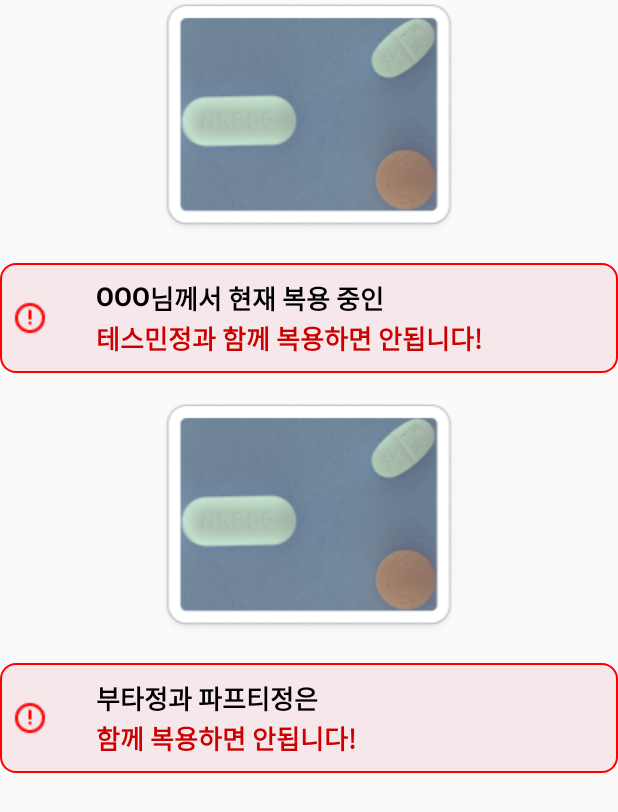
After one commit to medi4me/frontend_medi, an Android app: the layout fragment_bottom_sheet3.xml on its own in the app's theme, with its tools: preview values and no code run, on a phone screen of 412 x 824 dp. The commit adds this screen. Shown: the top 812 px of the screen. Run offline under Robolectric (Android 15) with nearby library versions, the phone set to English and light mode, and no system bars.

Commit message:
FEAT:BottomSheetDialog 추가(정보 더 알아보기, 약물 조합 확인하기 클릭 시)

```diff
--- a/app/src/main/java/com/example/mediforme/search/BottomSheetFragment.kt
+++ b/app/src/main/java/com/example/mediforme/search/BottomSheetFragment.kt
@@ -67,3 +67,22 @@ class BottomSheetFragment : BottomSheetDialogFragment() {
         }
     }
 }
+
+class BottomSheetFragment2 : BottomSheetDialogFragment() {
+    override fun onCreateView(
+        inflater: LayoutInflater, container: ViewGroup?,
+        savedInstanceState: Bundle?
+    ): View? {
+        return inflater.inflate(R.layout.fragment_bottom_sheet2, container, false)
+    }
+}
+
+// BottomSheetFragment3.kt
+class BottomSheetFragment3 : BottomSheetDialogFragment() {
+    override fun onCreateView(
+        inflater: LayoutInflater, container: ViewGroup?,
+        savedInstanceState: Bundle?
+    ): View? {
+        return inflater.inflate(R.layout.fragment_bottom_sheet3, container, false)
+    }
+}
--- a/app/src/main/java/com/example/mediforme/search/SearchResultActivity.kt
+++ b/app/src/main/java/com/example/mediforme/search/SearchResultActivity.kt
@@ -47,6 +47,16 @@ class SearchResultActivity : AppCompatActivity() {
             bottomSheetFragment.show(supportFragmentManager, "BottomSheetDialog")
         }
 
+        val bottomSheetFragment2 = BottomSheetFragment2()
+        binding.moreInfoTv.setOnClickListener {
+            bottomSheetFragment2.show(supportFragmentManager, "BottomSheetDialog2")
+        }
+
+        val bottomSheetFragment3 = BottomSheetFragment3()
+        binding.checkCombinationButton.setOnClickListener {
+            bottomSheetFragment3.show(supportFragmentManager, "BottomSheetDialog2")
+        }
+
         binding.backButton.setOnClickListener {
             // 뒤로가기 버튼 클릭 시 이전 프래그먼트로 돌아감
             onBackPressed()
--- /dev/null
+++ b/app/src/main/res/layout/fragment_bottom_sheet2.xml
@@ -0,0 +1,21 @@
+<?xml version="1.0" encoding="utf-8"?>
+<RelativeLayout xmlns:android="http://schemas.android.com/apk/res/android"
+    xmlns:app="http://schemas.android.com/apk/res-auto"
+    xmlns:tools="http://schemas.android.com/tools"
+    android:layout_width="match_parent"
+    android:layout_height="match_parent"
+    tools:context=".MainActivity">
+
+    <com.google.android.material.tabs.TabLayout
+        android:id="@+id/tab_layout"
+        android:layout_width="match_parent"
+        android:layout_height="wrap_content"
+        app:tabGravity="fill"
+        app:tabMode="fixed" />
+
+    <androidx.viewpager2.widget.ViewPager2
+        android:id="@+id/view_pager"
+        android:layout_width="match_parent"
+        android:layout_height="match_parent"
+        android:layout_below="@id/tab_layout" />
+</RelativeLayout>
--- /dev/null
+++ b/app/src/main/res/layout/fragment_bottom_sheet3.xml
@@ -0,0 +1,136 @@
+<?xml version="1.0" encoding="utf-8"?>
+<androidx.constraintlayout.widget.ConstraintLayout xmlns:android="http://schemas.android.com/apk/res/android"
+    xmlns:app="http://schemas.android.com/apk/res-auto"
+    xmlns:tools="http://schemas.android.com/tools"
+    android:layout_width="match_parent"
+    android:layout_height="match_parent">
+
+    <ImageView
+        android:id="@+id/imageView"
+        android:layout_width="match_parent"
+        android:layout_height="wrap_content"
+        android:src="@drawable/search_ex"
+        app:layout_constraintEnd_toEndOf="parent"
+        app:layout_constraintStart_toStartOf="parent"
+        app:layout_constraintTop_toTopOf="parent" />
+
+    <androidx.constraintlayout.widget.ConstraintLayout
+        android:id="@+id/warning_box_1"
+        android:layout_width="0dp"
+        android:layout_height="wrap_content"
+        android:layout_marginTop="18dp"
+        android:background="@drawable/rounded_red_background"
+        app:layout_constraintEnd_toEndOf="parent"
+        app:layout_constraintStart_toStartOf="parent"
+        app:layout_constraintTop_toBottomOf="@+id/imageView">
+
+        <ImageView
+            android:id="@+id/warning_icon_1"
+            android:layout_width="wrap_content"
+            android:layout_height="wrap_content"
+            android:layout_marginStart="8dp"
+            android:layout_marginTop="8dp"
+            android:layout_marginBottom="8dp"
+            android:src="@drawable/ic_alert_circle"
+            app:layout_constraintBottom_toBottomOf="parent"
+            app:layout_constraintStart_toStartOf="parent"
+            app:layout_constraintTop_toTopOf="parent" />
+
+        <TextView
+            android:id="@+id/warning_name_tv"
+            android:layout_width="wrap_content"
+            android:layout_height="wrap_content"
+            android:layout_marginStart="32dp"
+            android:layout_marginTop="10dp"
+            android:text="OOO"
+            android:textColor="@android:color/black"
+            android:textSize="17sp"
+            android:textStyle="bold"
+            app:layout_constraintStart_toEndOf="@id/warning_icon_1"
+            app:layout_constraintTop_toTopOf="parent" />
+
+        <TextView
+            android:id="@+id/warning_black_1_tv"
+            android:layout_width="wrap_content"
+            android:layout_height="wrap_content"
+            android:text="님께서 현재 복용 중인"
+            android:textColor="@android:color/black"
+            android:textSize="17sp"
+            android:textStyle="bold"
+            app:layout_constraintStart_toEndOf="@+id/warning_name_tv"
+            app:layout_constraintTop_toTopOf="@id/warning_name_tv" />
+
+        <TextView
+            android:id="@+id/warning_red_1_tv"
+            android:layout_width="wrap_content"
+            android:layout_height="wrap_content"
+            android:layout_marginBottom="10dp"
+            android:text="테스민정과 함께 복용하면 안됩니다!"
+            android:textColor="@android:color/holo_red_dark"
+            android:textSize="17sp"
+            android:textStyle="bold"
+            app:layout_constraintBottom_toBottomOf="@id/warning_box_1"
+            app:layout_constraintStart_toStartOf="@+id/warning_name_tv"
+            app:layout_constraintTop_toBottomOf="@+id/warning_black_1_tv" />
+    </androidx.constraintlayout.widget.ConstraintLayout>
+
+    <ImageView
+        android:id="@+id/imageView2"
+        android:layout_width="match_parent"
+        android:layout_height="wrap_content"
+        android:src="@drawable/search_ex"
+        android:layout_marginTop="18dp"
+        app:layout_constraintEnd_toEndOf="parent"
+        app:layout_constraintStart_toStartOf="parent"
+        app:layout_constraintTop_toBottomOf="@+id/warning_box_1" />
+
+    <androidx.constraintlayout.widget.ConstraintLayout
+        android:id="@+id/warning_box_2"
+        android:layout_width="0dp"
+        android:layout_height="wrap_content"
+        android:layout_marginTop="18dp"
+        android:background="@drawable/rounded_red_background"
+        app:layout_constraintEnd_toEndOf="parent"
+        app:layout_constraintStart_toStartOf="parent"
+        app:layout_constraintTop_toBottomOf="@+id/imageView2">
+
+        <ImageView
+            android:id="@+id/warning_icon_2"
+            android:layout_width="wrap_content"
+            android:layout_height="wrap_content"
+            android:layout_marginStart="8dp"
+            android:layout_marginTop="8dp"
+            android:layout_marginBottom="8dp"
+            android:src="@drawable/ic_alert_circle"
+            app:layout_constraintStart_toStartOf="parent"
+            app:layout_constraintTop_toTopOf="parent"
+            app:layout_constraintBottom_toBottomOf="parent" />
+
+        <TextView
+            android:id="@+id/warning_text_black_2"
+            android:layout_width="wrap_content"
+            android:layout_height="wrap_content"
+            android:layout_marginStart="32dp"
+            android:layout_marginTop="10dp"
+            android:text="부타정과 파프티정은"
+            android:textSize="17sp"
+            android:textStyle="bold"
+            android:textColor="@android:color/black"
+            app:layout_constraintStart_toEndOf="@+id/warning_icon_2"
+            app:layout_constraintTop_toTopOf="parent" />
+
+        <TextView
+            android:id="@+id/warning_text_red_2"
+            android:layout_width="wrap_content"
+            android:layout_height="wrap_content"
+            android:layout_marginBottom="10dp"
+            android:text="함께 복용하면 안됩니다!"
+            android:textSize="17sp"
+            android:textColor="@android:color/holo_red_dark"
+            android:textStyle="bold"
+            app:layout_constraintBottom_toBottomOf="@id/warning_box_2"
+            app:layout_constraintTop_toBottomOf="@+id/warning_text_black_2"
+            app:layout_constraintStart_toStartOf="@+id/warning_text_black_2" />
+    </androidx.constraintlayout.widget.ConstraintLayout>
+
+</androidx.constraintlayout.widget.ConstraintLayout>
--- /dev/null
+++ b/app/src/main/res/layout/fragment_tab.xml
@@ -0,0 +1,10 @@
+<?xml version="1.0" encoding="utf-8"?>
+<RelativeLayout xmlns:android="http://schemas.android.com/apk/res/android"
+    android:layout_width="match_parent"
+    android:layout_height="match_parent">
+
+    <androidx.recyclerview.widget.RecyclerView
+        android:id="@+id/recycler_view"
+        android:layout_width="match_parent"
+        android:layout_height="match_parent" />
+</RelativeLayout>
```
